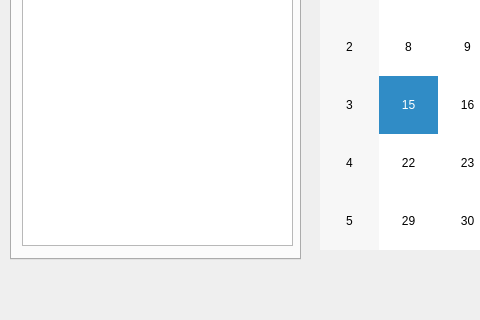
Above: file_ui/mainwindow.ui from TommasoBotarelli/MyD14ry before the change; both pictures show x 0 to 480 and y 280 to 600 of the 800 by 600 pixel window. Below: the same form after it.
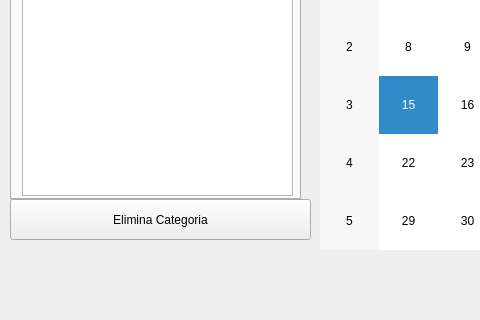
That is the form after the change.

Commit message: aggiunta funzione remove category

Diff of the .ui file:
```diff
--- a/file_ui/mainwindow.ui
+++ b/file_ui/mainwindow.ui
@@ -20,7 +20,7 @@
       <x>10</x>
       <y>40</y>
       <width>291</width>
-      <height>481</height>
+      <height>421</height>
      </rect>
     </property>
     <property name="currentIndex">
@@ -39,7 +39,7 @@
         <x>10</x>
         <y>10</y>
         <width>271</width>
-        <height>431</height>
+        <height>381</height>
        </rect>
       </property>
       <property name="editTriggers">
@@ -107,6 +107,19 @@
      <string>Cerca</string>
     </property>
    </widget>
+   <widget class="QPushButton" name="pushButtonDeleteCategory">
+    <property name="geometry">
+     <rect>
+      <x>10</x>
+      <y>460</y>
+      <width>301</width>
+      <height>41</height>
+     </rect>
+    </property>
+    <property name="text">
+     <string>Elimina Categoria</string>
+    </property>
+   </widget>
   </widget>
   <widget class="QMenuBar" name="menubar">
    <property name="geometry">
```
The commit also changes 4 other files.
